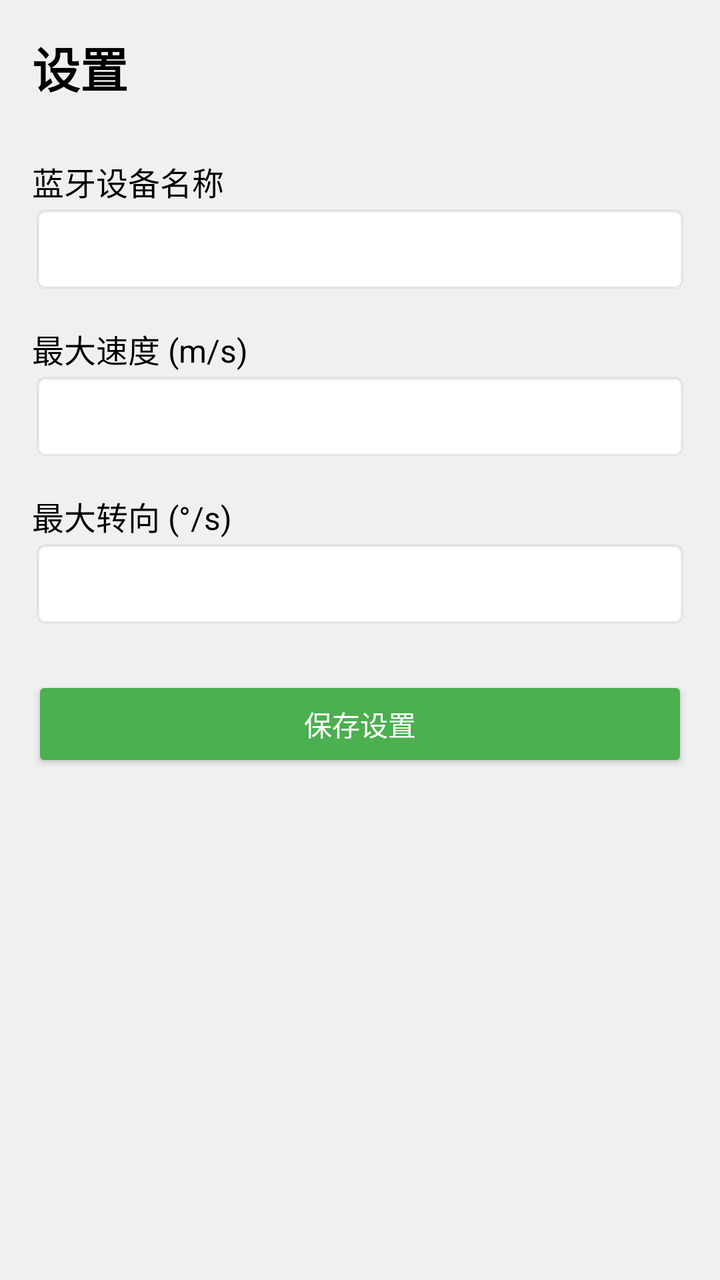
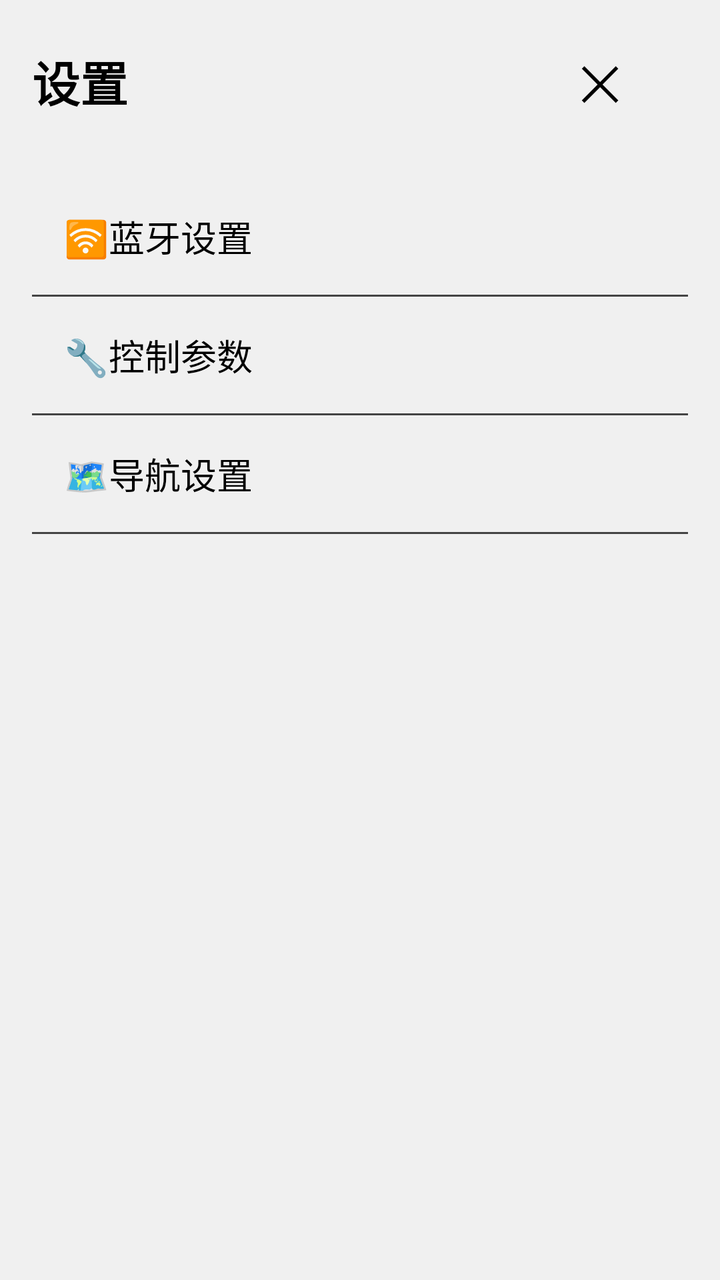

Two renders of the same Android screen: before a commit and after it. Below are the layout's source before the change and the commit's diff.
<!-- AndroidManifest.xml: activity theme AppTheme -->
<!-- res/layout/activity_settings.xml -->
<?xml version="1.0" encoding="utf-8"?>
<ScrollView xmlns:android="http://schemas.android.com/apk/res/android"
    android:layout_width="match_parent"
    android:layout_height="match_parent"
    android:padding="16dp"
    android:background="@color/bg_setting">

    <LinearLayout
        android:layout_width="match_parent"
        android:layout_height="wrap_content"
        android:orientation="vertical">

        <TextView
            android:layout_width="wrap_content"
            android:layout_height="wrap_content"
            android:text="设置"
            android:textSize="24sp"
            android:textStyle="bold"
            android:textColor="@color/text_primary"
            android:layout_marginBottom="16dp"/>

        
        <TextView
            android:layout_width="wrap_content"
            android:layout_height="wrap_content"
            android:text="蓝牙设备名称"
            android:textSize="16sp"
            android:textColor="@color/text_primary"
            android:layout_marginTop="12dp"/>
        <EditText
            android:id="@+id/et_device_name"
            android:layout_width="match_parent"
            android:layout_height="wrap_content"
            android:singleLine="true"
            android:background="@android:drawable/editbox_background"
            android:padding="10dp"/>

        
        <TextView
            android:layout_width="wrap_content"
            android:layout_height="wrap_content"
            android:text="最大速度 (m/s)"
            android:textSize="16sp"
            android:textColor="@color/text_primary"
            android:layout_marginTop="16dp"/>
        <EditText
            android:id="@+id/et_max_speed"
            android:layout_width="match_parent"
            android:layout_height="wrap_content"
            android:inputType="numberDecimal"
            android:background="@android:drawable/editbox_background"
            android:padding="10dp"/>

        
        <TextView
            android:layout_width="wrap_content"
            android:layout_height="wrap_content"
            android:text="最大转向 (°/s)"
            android:textSize="16sp"
            android:textColor="@color/text_primary"
            android:layout_marginTop="16dp"/>
        <EditText
            android:id="@+id/et_max_turn"
            android:layout_width="match_parent"
            android:layout_height="wrap_content"
            android:inputType="numberDecimal"
            android:background="@android:drawable/editbox_background"
            android:padding="10dp"/>


        
        <Button
            android:id="@+id/btn_save_settings"
            android:layout_width="match_parent"
            android:layout_height="wrap_content"
            android:layout_marginTop="24dp"
            android:text="保存设置"

            android:backgroundTint="#4CAF50"
            android:textColor="#FFFFFF"/>
    </LinearLayout>
</ScrollView>
<!-- resources referenced by this layout -->
<resources>
  <color name="bg_setting">#F0F0F0</color>
  <color name="text_primary">#000000</color>
  <style name="AppTheme" parent="Theme.AppCompat.Light.NoActionBar" />
</resources>

<!-- the commit's change to res/layout/activity_settings.xml (unified diff, before → after) -->
@@ -1,82 +1,323 @@
 <?xml version="1.0" encoding="utf-8"?>
-<ScrollView xmlns:android="http://schemas.android.com/apk/res/android"
+<FrameLayout xmlns:android="http://schemas.android.com/apk/res/android"
     android:layout_width="match_parent"
     android:layout_height="match_parent"
-    android:padding="16dp"
     android:background="@color/bg_setting">
 
+    
     <LinearLayout
+        android:id="@+id/menu_main"
         android:layout_width="match_parent"
-        android:layout_height="wrap_content"
-        android:orientation="vertical">
-
-        <TextView
-            android:layout_width="wrap_content"
-            android:layout_height="wrap_content"
-            android:text="设置"
+        android:layout_height="match_parent"
+        android:orientation="vertical"
+        android:padding="16dp"
+        android:visibility="visible">
+
+        <LinearLayout
+            android:layout_width="match_parent"
+            android:layout_height="wrap_content"
+            android:orientation="horizontal"
+            android:gravity="center_vertical"
+            android:layout_marginBottom="24dp">
+
+            <TextView
+                android:layout_width="0dp"
+                android:layout_height="wrap_content"
+                android:layout_weight="1"
+                android:text="设置"
+                android:textColor="@color/text_primary"
+                android:textSize="24sp"
+                android:textStyle="bold" />
+
+            <Button
+                android:id="@+id/btn_exit"
+                style="@style/Widget.AppCompat.Button.Borderless"
+                android:layout_width="wrap_content"
+                android:layout_height="wrap_content"
+                android:text="✕"
+                android:textSize="24sp"
+                android:textColor="@color/text_primary"
+                android:padding="8dp"
+                android:background="?attr/selectableItemBackground" />
+        </LinearLayout>
+
+        <Button
+            android:id="@+id/menu_bluetooth"
+            style="@style/Widget.AppCompat.Button.Borderless"
+            android:layout_width="match_parent"
+            android:layout_height="wrap_content"
+            android:background="?attr/selectableItemBackground"
+            android:gravity="start|center_vertical"
+            android:padding="16dp"
+            android:text="🛜蓝牙设置"
+            android:textColor="@color/text_primary"
+            android:textSize="18sp" />
+
+        <View
+            android:layout_width="match_parent"
+            android:layout_height="1dp"
+            android:background="#444" />
+
+        <Button
+            android:id="@+id/menu_control"
+            style="@style/Widget.AppCompat.Button.Borderless"
+            android:layout_width="match_parent"
+            android:layout_height="wrap_content"
+            android:background="?attr/selectableItemBackground"
+            android:gravity="start|center_vertical"
+            android:padding="16dp"
+            android:text="🔧控制参数"
+            android:textColor="@color/text_primary"
+            android:textSize="18sp" />
+
+        <View
+            android:layout_width="match_parent"
+            android:layout_height="1dp"
+            android:background="#444" />
+
+        <Button
+            android:id="@+id/menu_navigation"
+            style="@style/Widget.AppCompat.Button.Borderless"
+            android:layout_width="match_parent"
+            android:layout_height="wrap_content"
+            android:background="?attr/selectableItemBackground"
+            android:gravity="start|center_vertical"
+            android:padding="16dp"
+            android:text="🗺导航设置"
+            android:textColor="@color/text_primary"
+            android:textSize="18sp" />
+
+        <View
+            android:layout_width="match_parent"
+            android:layout_height="1dp"
+            android:background="#444" />
+
+    </LinearLayout>
+
+    
+    <LinearLayout
+        android:id="@+id/page_bluetooth"
+        android:layout_width="match_parent"
+        android:layout_height="match_parent"
+        android:orientation="vertical"
+        android:padding="16dp"
+        android:visibility="gone">
+
+        <Button
+            android:id="@+id/btn_back_main"
+            style="@style/Widget.AppCompat.Button.Borderless"
+            android:layout_width="wrap_content"
+            android:layout_height="wrap_content"
+            android:text="← 返回"
+            android:textColor="@color/text_primary"
+            android:textSize="18sp" />
+
+        <TextView
+            android:layout_width="wrap_content"
+            android:layout_height="wrap_content"
+            android:layout_marginTop="16dp"
+            android:layout_marginBottom="16dp"
+            android:text="蓝牙设置"
+            android:textColor="@color/text_primary"
             android:textSize="24sp"
-            android:textStyle="bold"
-            android:textColor="@color/text_primary"
-            android:layout_marginBottom="16dp"/>
-
-        
+            android:textStyle="bold" />
+
         <TextView
             android:layout_width="wrap_content"
             android:layout_height="wrap_content"
             android:text="蓝牙设备名称"
-            android:textSize="16sp"
-            android:textColor="@color/text_primary"
-            android:layout_marginTop="12dp"/>
+            android:textColor="@color/text_primary"
+            android:textSize="16sp" />
+
         <EditText
             android:id="@+id/et_device_name"
             android:layout_width="match_parent"
             android:layout_height="wrap_content"
-            android:singleLine="true"
             android:background="@android:drawable/editbox_background"
-            android:padding="10dp"/>
-
-        
+            android:padding="10dp"
+            android:singleLine="true" />
+
+        <Button
+            android:id="@+id/btn_save_bluetooth"
+            android:layout_width="match_parent"
+            android:layout_height="wrap_content"
+            android:layout_marginTop="24dp"
+            android:backgroundTint="#4CAF50"
+            android:text="保存蓝牙设置"
+            android:textColor="#FFFFFF" />
+    </LinearLayout>
+
+    
+    <LinearLayout
+        android:id="@+id/page_control"
+        android:layout_width="match_parent"
+        android:layout_height="match_parent"
+        android:orientation="vertical"
+        android:padding="16dp"
+        android:visibility="gone">
+
+        <Button
+            android:id="@+id/btn_back_main_control"
+            style="@style/Widget.AppCompat.Button.Borderless"
+            android:layout_width="wrap_content"
+            android:layout_height="wrap_content"
+            android:text="← 返回"
+            android:textColor="@color/text_primary"
+            android:textSize="18sp" />
+
+        <TextView
+            android:layout_width="wrap_content"
+            android:layout_height="wrap_content"
+            android:layout_marginTop="16dp"
+            android:layout_marginBottom="16dp"
+            android:text="控制参数"
+            android:textColor="@color/text_primary"
+            android:textSize="24sp"
+            android:textStyle="bold" />
+
         <TextView
             android:layout_width="wrap_content"
             android:layout_height="wrap_content"
             android:text="最大速度 (m/s)"
-            android:textSize="16sp"
-            android:textColor="@color/text_primary"
-            android:layout_marginTop="16dp"/>
+            android:textColor="@color/text_primary"
+            android:textSize="16sp" />
+
         <EditText
             android:id="@+id/et_max_speed"
             android:layout_width="match_parent"
             android:layout_height="wrap_content"
+            android:background="@android:drawable/editbox_background"
             android:inputType="numberDecimal"
-            android:background="@android:drawable/editbox_background"
-            android:padding="10dp"/>
-
-        
-        <TextView
-            android:layout_width="wrap_content"
-            android:layout_height="wrap_content"
+            android:padding="10dp" />
+
+        <TextView
+            android:layout_width="wrap_content"
+            android:layout_height="wrap_content"
+            android:layout_marginTop="16dp"
             android:text="最大转向 (°/s)"
-            android:textSize="16sp"
-            android:textColor="@color/text_primary"
-            android:layout_marginTop="16dp"/>
+            android:textColor="@color/text_primary"
+            android:textSize="16sp" />
+
         <EditText
             android:id="@+id/et_max_turn"
             android:layout_width="match_parent"
             android:layout_height="wrap_content"
+            android:background="@android:drawable/editbox_background"
             android:inputType="numberDecimal"
-            android:background="@android:drawable/editbox_background"
-            android:padding="10dp"/>
-
-
-        
-        <Button
-            android:id="@+id/btn_save_settings"
+            android:padding="10dp" />
+
+        <Button
+            android:id="@+id/btn_save_control"
             android:layout_width="match_parent"
             android:layout_height="wrap_content"
             android:layout_marginTop="24dp"
-            android:text="保存设置"
-
             android:backgroundTint="#4CAF50"
-            android:textColor="#FFFFFF"/>
+            android:text="保存控制参数"
+            android:textColor="#FFFFFF" />
     </LinearLayout>
-</ScrollView>
+
+    
+    <ScrollView
+        android:id="@+id/page_navigation"
+        android:layout_width="match_parent"
+        android:layout_height="match_parent"
+        android:padding="16dp"
+        android:visibility="gone"
+        android:fillViewport="true"
+        android:background="@color/bg_setting">
+
+        <LinearLayout
+            android:layout_width="match_parent"
+            android:layout_height="wrap_content"
+            android:orientation="vertical">
+
+            <Button
+                android:id="@+id/btn_back_main_nav"
+                style="@style/Widget.AppCompat.Button.Borderless"
+                android:layout_width="wrap_content"
+                android:layout_height="wrap_content"
+                android:text="← 返回"
+                android:textColor="@color/text_primary"
+                android:textSize="18sp" />
+
+            <TextView
+                android:layout_width="wrap_content"
+                android:layout_height="wrap_content"
+                android:layout_marginTop="16dp"
+                android:layout_marginBottom="16dp"
+                android:text="导航设置"
+                android:textColor="@color/text_primary"
+                android:textSize="24sp"
+                android:textStyle="bold" />
+
+            
+            <TextView
+                android:layout_width="wrap_content"
+                android:layout_height="wrap_content"
+                android:text="导航最大速度 (m/s)"
+                android:textColor="@color/text_primary"
+                android:textSize="16sp" />
+
+            <EditText
+                android:id="@+id/et_nav_max_speed"
+                android:layout_width="match_parent"
+                android:layout_height="wrap_content"
+                android:background="@android:drawable/editbox_background"
+                android:inputType="numberDecimal"
+                android:padding="10dp"
+                android:text="1.5" />
+
+            
+            <TextView
+                android:layout_width="wrap_content"
+                android:layout_height="wrap_content"
+                android:layout_marginTop="16dp"
+                android:text="导航最大转向 (°/s)"
+                android:textColor="@color/text_primary"
+                android:textSize="16sp" />
+
+            <EditText
+                android:id="@+id/et_nav_max_turn"
+                android:layout_width="match_parent"
+                android:layout_height="wrap_content"
+                android:background="@android:drawable/editbox_background"
+                android:inputType="numberDecimal"
+                android:padding="10dp"
+                android:text="50" />
+
+            
+            <TextView
+                android:layout_width="wrap_content"
+                android:layout_height="wrap_content"
+                android:layout_marginTop="16dp"
+                android:text="到达距离 (米)"
+                android:textColor="@color/text_primary"
+                android:textSize="16sp" />
+
+            <EditText
+                android:id="@+id/et_arrival_distance"
+                android:layout_width="match_parent"
+                android:layout_height="wrap_content"
+                android:background="@android:drawable/editbox_background"
+                android:inputType="numberDecimal"
+                android:padding="10dp"
+                android:text="10" />
+
+            <Button
+                android:id="@+id/btn_save_navigation"
+                android:layout_width="match_parent"
+                android:layout_height="wrap_content"
+                android:layout_marginTop="24dp"
+                android:backgroundTint="#4CAF50"
+                android:text="保存导航设置"
+                android:textColor="#FFFFFF" />
+
+            
+            <View
+                android:layout_width="match_parent"
+                android:layout_height="32dp" />
+
+        </LinearLayout>
+    </ScrollView>
+
+</FrameLayout>
